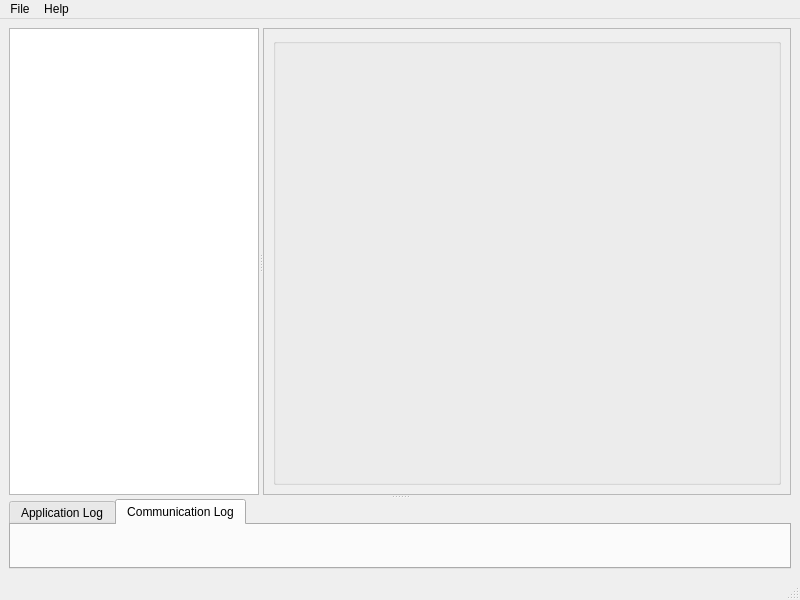
The window that mainwindow.ui (majorpeter/mprotocol-explorer) describes before a commit, drawn with Qt 5.
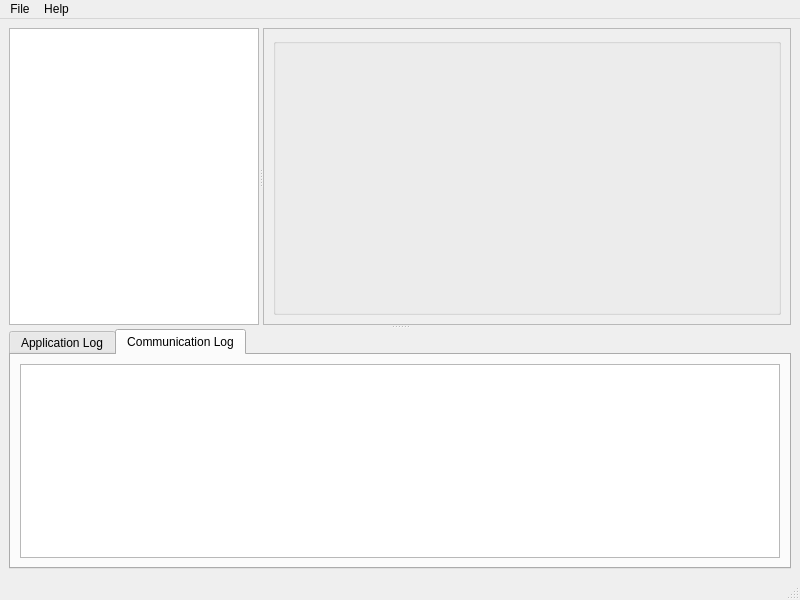
The same window after the commit.

Commit message: implemented communication log

What changed in the file:
```diff
--- a/mainwindow.ui
+++ b/mainwindow.ui
@@ -21,6 +21,12 @@
        <enum>Qt::Vertical</enum>
       </property>
       <widget class="QSplitter" name="splitter">
+       <property name="sizePolicy">
+        <sizepolicy hsizetype="Expanding" vsizetype="Expanding">
+         <horstretch>0</horstretch>
+         <verstretch>4</verstretch>
+        </sizepolicy>
+       </property>
        <property name="orientation">
         <enum>Qt::Horizontal</enum>
        </property>
@@ -42,7 +48,7 @@
            <x>0</x>
            <y>0</y>
            <width>526</width>
-           <height>446</height>
+           <height>283</height>
           </rect>
          </property>
          <layout class="QVBoxLayout" name="verticalLayout_2">
@@ -58,6 +64,12 @@
        </widget>
       </widget>
       <widget class="QTabWidget" name="tabWidget">
+       <property name="sizePolicy">
+        <sizepolicy hsizetype="Expanding" vsizetype="Minimum">
+         <horstretch>0</horstretch>
+         <verstretch>1</verstretch>
+        </sizepolicy>
+       </property>
        <property name="currentIndex">
         <number>1</number>
        </property>
@@ -70,6 +82,18 @@
         <attribute name="title">
          <string>Communication Log</string>
         </attribute>
+        <layout class="QVBoxLayout" name="verticalLayout_3">
+         <item>
+          <widget class="QTextBrowser" name="commLogView">
+           <property name="sizePolicy">
+            <sizepolicy hsizetype="Expanding" vsizetype="Preferred">
+             <horstretch>0</horstretch>
+             <verstretch>0</verstretch>
+            </sizepolicy>
+           </property>
+          </widget>
+         </item>
+        </layout>
        </widget>
       </widget>
      </widget>
```
The commit also changes 1 other file.
